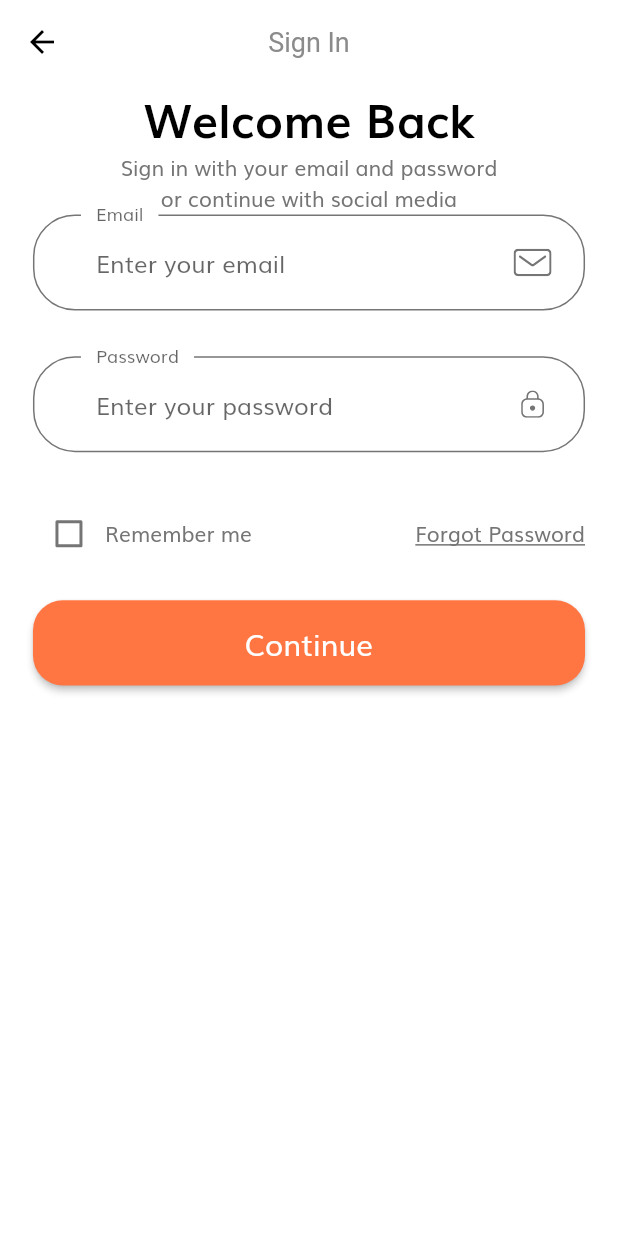
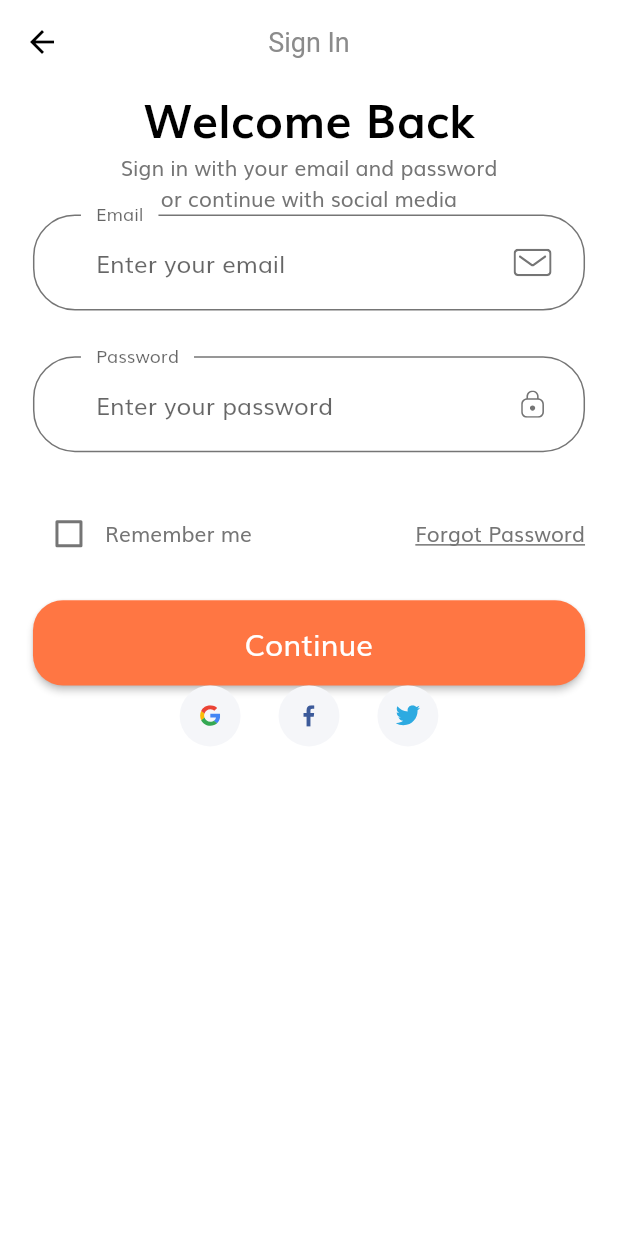
Before and after one commit to shimizu-saffle/e-commerce-app-ui-sample, a Flutter app: the screen it shows after launch, after a tap on "Continue", on a phone screen of 412 x 824 dp. Run offline on Flutter 3.47's test engine with Material 2 defaults, Android fonts, the phone set to English and light mode, and no system bars; our stand-ins replace flutter_svg.

Commit message:
SocialCard

```diff
--- a/lib/screens/sign_in/components/body.dart
+++ b/lib/screens/sign_in/components/body.dart
@@ -2,6 +2,7 @@ import 'package:e_commerce_app_ui_sample/size_config.dart';
 import 'package:flutter/material.dart';
 
 import 'sign_form.dart';
+import 'social_card.dart';
 
 class Body extends StatelessWidget {
   const Body({Key? key}) : super(key: key);
@@ -30,6 +31,23 @@ class Body extends StatelessWidget {
                 textAlign: TextAlign.center,
               ),
               const SignForm(),
+              Row(
+                mainAxisAlignment: MainAxisAlignment.center,
+                children: [
+                  SocialCard(
+                    icon: 'assets/icons/google-icon.svg',
+                    onTap: () {},
+                  ),
+                  SocialCard(
+                    icon: 'assets/icons/facebook-2.svg',
+                    onTap: () {},
+                  ),
+                  SocialCard(
+                    icon: 'assets/icons/twitter.svg',
+                    onTap: () {},
+                  ),
+                ],
+              ),
             ],
           ),
         ),
--- /dev/null
+++ b/lib/screens/sign_in/components/social_card.dart
@@ -0,0 +1,34 @@
+import 'package:flutter/material.dart';
+import 'package:flutter_svg/flutter_svg.dart';
+
+import '../../../size_config.dart';
+
+class SocialCard extends StatelessWidget {
+  const SocialCard({
+    Key? key,
+    required this.icon,
+    required this.onTap,
+  }) : super(key: key);
+
+  final String icon;
+  final VoidCallback? onTap;
+
+  @override
+  Widget build(BuildContext context) {
+    return GestureDetector(
+      onTap: onTap,
+      child: Container(
+        margin:
+            EdgeInsets.symmetric(horizontal: getProportionateScreenWidth(10)),
+        padding: EdgeInsets.all(getProportionateScreenWidth(12)),
+        height: getProportionateScreenHeight(40),
+        width: getProportionateScreenWidth(40),
+        decoration: const BoxDecoration(
+          color: Color(0xFFF5F6F9),
+          shape: BoxShape.circle,
+        ),
+        child: SvgPicture.asset(icon),
+      ),
+    );
+  }
+}
```
